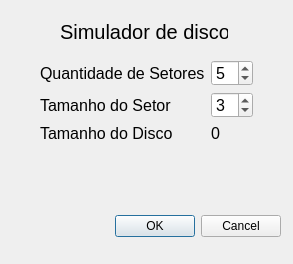
claranobre/project_disk, file GerenciadorDeDisco/dialog.ui: the form before one commit.
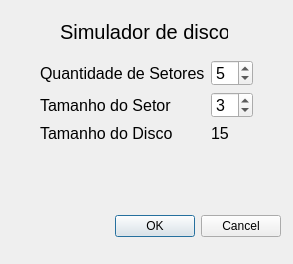
The form after the commit.

Commit message: correção do dialog

What changed in the file:
```diff
--- a/GerenciadorDeDisco/dialog.ui
+++ b/GerenciadorDeDisco/dialog.ui
@@ -131,7 +131,7 @@
        </font>
       </property>
       <property name="text">
-       <string>0</string>
+       <string>15</string>
       </property>
      </widget>
     </item>
```
The commit also changes 1 other file.
